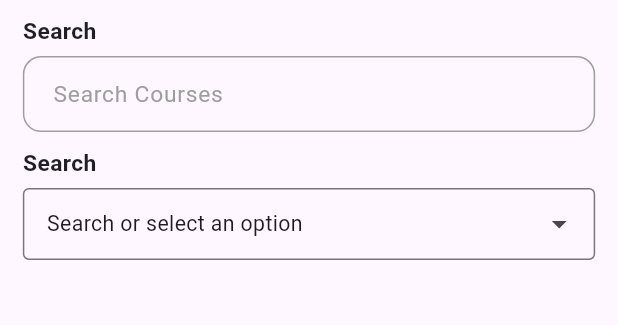
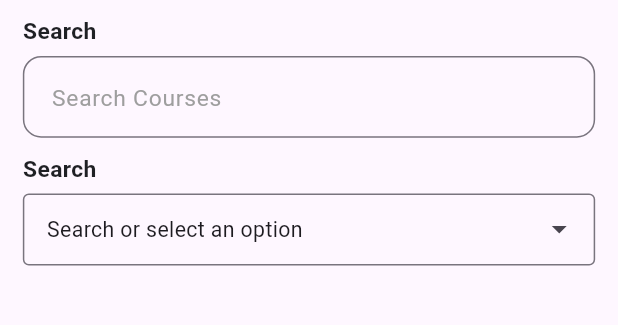
Before and after one commit to mohammedgex/i2c, a Flutter app: the SearchView screen opened directly, on a phone screen of 412 x 824 dp, the part 47-372 px from its top. Run offline on Flutter 3.47's test engine with Material 3 defaults, Android fonts, the phone set to English and light mode, and no system bars; drawn by our look-alikes of dropdown_search, flutter_bounceable; our stand-ins replace accordion, dio, flutter_screenutil, flutter_slidable, flutter_svg, get and 1 more; missing offline and left inert: colorful_safe_area, dart:js_interop.

```diff
--- a/lib/core/icons/app_icon.dart
+++ b/lib/core/icons/app_icon.dart
@@ -11,7 +11,7 @@ class AppIcon {
   static String homeIcon = "assets/icons/home_icon.svg";
   static String lockIcon = "assets/icons/lock.svg";
   static String searchIcon = "assets/icons/search_icon.svg";
-  static String userIcon = "assets/icons/user.svg";
+  static String userIcon = "assets/icons/user_icon.svg";
   static String playIcon = "assets/icons/play_video.svg";
 
   static String developmentIcon = "assets/icons/development.svg";
--- a/lib/features/search/view/search_view.dart
+++ b/lib/features/search/view/search_view.dart
@@ -17,7 +17,9 @@ class SearchView extends StatelessWidget {
   const SearchView({super.key});
 
   @override
-  Widget build(BuildContext context) {  MultiLangualDataController multiLangualDataController = Get.put(MultiLangualDataController());
+  Widget build(BuildContext context) {
+    MultiLangualDataController multiLangualDataController =
+        Get.put(MultiLangualDataController());
     return Scaffold(
       body: SafeArea(
         child: Padding(
@@ -62,6 +64,7 @@ class SearchView extends StatelessWidget {
               CustomTextField(
                 controller: TextEditingController(),
                 hint: "Search Courses",
+                keyName: "Search Courses",
                 inputType: TextInputType.text,
               ),
               verticalGap(10.sp),
--- a/lib/features/video/widget/view/add_qna_modal.dart
+++ b/lib/features/video/widget/view/add_qna_modal.dart
@@ -42,6 +42,7 @@ class AddQnaModal extends StatelessWidget {
             CustomTextField(
               controller: TextEditingController(),
               hint: "Question",
+              keyName: "Question",
               inputType: TextInputType.text,
             ),
             verticalGap(10.sp),
@@ -57,13 +58,14 @@ class AddQnaModal extends StatelessWidget {
             CustomTextField(
               controller: TextEditingController(),
               hint: "Description",
+              keyName: "Description",
               inputType: TextInputType.text,
               minLines: 2,
               maxLines: 2,
             ),
             verticalGap(10.sp),
             Row(
-            textDirection: multiLangualDataController.isLTR.value
+              textDirection: multiLangualDataController.isLTR.value
                   ? TextDirection.ltr
                   : TextDirection.rtl,
               children: [
--- a/lib/main.dart
+++ b/lib/main.dart
@@ -1,6 +1,7 @@
 import 'package:flutter/material.dart';
 import 'package:flutter_screenutil/flutter_screenutil.dart';
 import 'package:get/get.dart';
+import 'package:skill_grow/features/authentication/view/login_view.dart';
 import 'package:skill_grow/features/navigation_bar/views/bottom_navigation_bar.dart';
 
 void main() {
@@ -28,7 +29,7 @@ class MyApp extends StatelessWidget {
           theme: ThemeData(
             primarySwatch: Colors.blue,
           ),
-          home: CustomPersistentBottomNavBar(),
+          home: LoginView(),
         );
       },
     );
--- /dev/null
+++ b/lib/widgets/controller/textfield_controller.dart
@@ -0,0 +1,19 @@
+import 'package:get/get.dart';
+
+class TextfieldController extends GetxController {
+  // Use a map to hold multiple RxBool values for each TextField's visibility
+  RxMap<String, RxBool> textFieldVisibility = <String, RxBool>{}.obs;
+
+  void toggle(String key) {
+    // Toggle visibility for the specific key (TextField)
+    if (textFieldVisibility.containsKey(key)) {
+      textFieldVisibility[key]?.value = !(textFieldVisibility[key]?.value ?? false);
+    } else {
+      textFieldVisibility[key] = true.obs;
+    }
+  }
+
+  bool getVisibility(String key) {
+    return textFieldVisibility[key]?.value ?? false;
+  }
+}
--- a/lib/widgets/text_input.dart
+++ b/lib/widgets/text_input.dart
@@ -1,49 +1,88 @@
 import 'package:flutter/material.dart';
 import 'package:flutter_screenutil/flutter_screenutil.dart';
 import 'package:get/get.dart';
+import 'package:skill_grow/core/colors/app_colors.dart';
+import 'package:skill_grow/widgets/controller/textfield_controller.dart';
 import '../features/mulit_langual_data/controller/multi_langual_data_controller.dart';
 
 class CustomTextField extends StatelessWidget {
   final TextEditingController controller;
   final String hint;
   final TextInputType inputType;
+  final String keyName; // Unique key for each text field
   final int minLines;
   final int maxLines;
+  final bool? obscureText;
+  final String? Function(String?)? validator; // Validator passed here
 
-  const CustomTextField(
-      {super.key,
-      required this.controller,
-      required this.hint,
-      required this.inputType,
-      this.minLines = 1,
-      this.maxLines = 1});
+  const CustomTextField({
+    super.key,
+    required this.controller,
+    required this.hint,
+    required this.inputType,
+    required this.keyName, // Unique key
+
+    this.obscureText = false,
+    this.minLines = 1,
+    this.maxLines = 1,
+    this.validator, // Initialize validator
+  });
 
   @override
   Widget build(BuildContext context) {
     MultiLangualDataController multiLangualDataController =
         Get.put(MultiLangualDataController());
+
+    TextfieldController textfieldController = Get.put(TextfieldController());
     String translatedText =
         multiLangualDataController.multiLangualData?[hint] ?? hint;
-    return Container(
-      height: 50.sp,
-      width: double.infinity,
-      decoration: BoxDecoration(
-        border: Border.all(color: Colors.grey),
-        borderRadius: BorderRadius.circular(12.sp),
-      ),
-      child: TextField(
+
+    return Obx(() {
+      bool isObscure = textfieldController
+          .getVisibility(keyName); // Get the specific visibility state
+      return TextFormField(
+        // Use TextFormField for validation
+        textDirection: multiLangualDataController.isLTR.value
+            ? TextDirection.ltr
+            : TextDirection.rtl,
+        obscureText: isObscure,
         minLines: minLines,
         maxLines: maxLines,
+        validator: validator, // Use the validator
         decoration: InputDecoration(
+          suffixIcon: obscureText == false
+              ? null
+              : IconButton(
+                  icon: Icon(
+                    isObscure
+                        ? Icons.visibility_outlined
+                        : Icons.visibility_off_outlined,
+                  ),
+                  onPressed: () {
+                    // Toggle visibility for the specific TextField
+                    textfieldController.toggle(keyName);
+                  },
+                ),
+
+          hintTextDirection: multiLangualDataController.isLTR.value
+              ? TextDirection.ltr
+              : TextDirection.rtl,
           hintText: translatedText,
           hintStyle: TextStyle(color: Colors.grey, fontSize: 15.sp),
-          border: OutlineInputBorder(borderSide: BorderSide.none),
+          fillColor: AppColors
+              .primaryColor, // Optional: If you want a background color
+          border: OutlineInputBorder(
+            borderSide: BorderSide(
+                color: AppColors
+                    .primaryColor), // Set border color to primary color
+            borderRadius: BorderRadius.circular(12.sp),
+          ),
           contentPadding:
               EdgeInsets.symmetric(vertical: 15.sp, horizontal: 15.sp),
         ),
         controller: controller,
         keyboardType: inputType,
-      ),
-    );
+      );
+    });
   }
 }
```
Also changed, not shown: lib/core/Global/api_endpoint.dart (added, +210 -0 lines), lib/core/widgets/button.dart (+8 -2 lines), lib/features/authentication/view/login_view.dart (added, +132 -0 lines), lib/features/authentication/view/registration_view.dart (added, +166 -0 lines), lib/features/mulit_langual_data/controller/multi_langual_data_controller.dart (+2 -6 lines).
